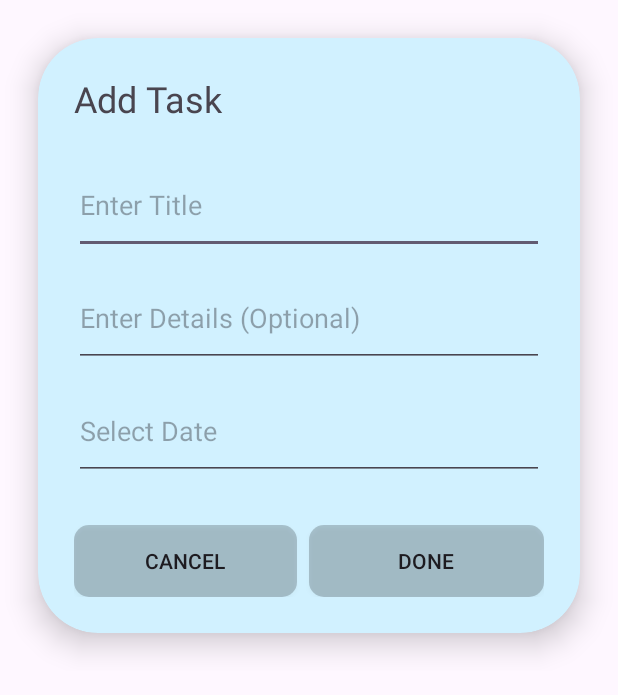
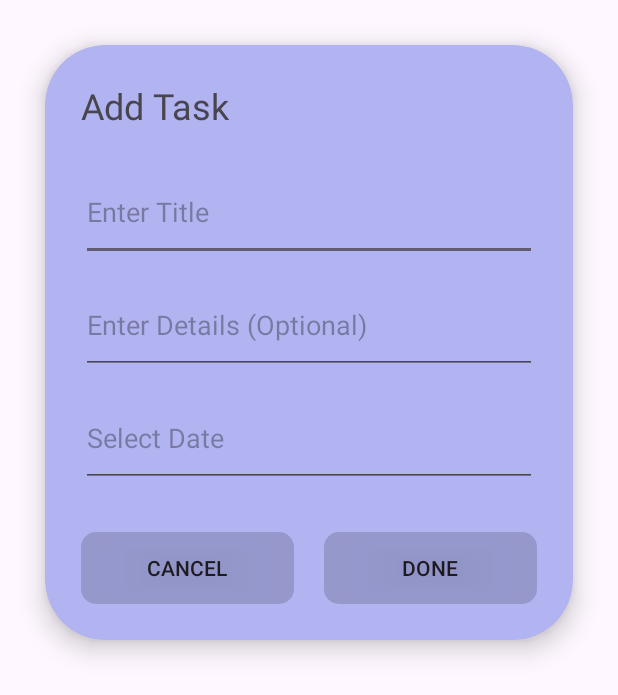
Before and after one commit to RajanishCoding/CODSOFT, an Android app: the layout task_dialog.xml on its own in the app's theme, with its tools: preview values and no code run, on a phone screen of 412 x 824 dp. Shown: the top 695 px of the screen. Run offline under Robolectric (Android 15) with nearby library versions, the phone set to English and light mode, and no system bars.

Commit message:
New Commit

```diff
--- a/Task1_TODOList/app/src/main/res/layout/item_layout.xml
+++ b/Task1_TODOList/app/src/main/res/layout/item_layout.xml
@@ -5,6 +5,8 @@
     android:layout_height="wrap_content"
     android:gravity="center_vertical"
     android:layout_marginVertical="5dp"
+    android:clickable="true"
+    android:focusable="true"
     android:background="@drawable/selector_list_view">
 
     <LinearLayout
@@ -82,6 +84,7 @@
         android:id="@+id/starB"
         android:layout_width="50dp"
         android:layout_height="50dp"
+        android:contentDescription="Mark as important"
         android:src="@drawable/round_star_outline"
         android:background="@android:color/transparent"
         android:layout_weight="0"/>
--- a/Task1_TODOList/app/src/main/res/layout/task_dialog.xml
+++ b/Task1_TODOList/app/src/main/res/layout/task_dialog.xml
@@ -10,11 +10,11 @@
     <androidx.cardview.widget.CardView
         android:layout_width="match_parent"
         android:layout_height="wrap_content"
-        android:layout_marginHorizontal="25dp"
-        android:layout_marginVertical="25dp"
+        android:layout_marginHorizontal="30dp"
+        android:layout_marginVertical="30dp"
         app:cardBackgroundColor="@color/bottomBarLight"
         app:cardCornerRadius="40dp"
-        app:cardElevation="12dp">
+        app:cardElevation="10dp">
 
     <LinearLayout
         android:layout_width="match_parent"
@@ -78,7 +78,7 @@
                 android:layout_height="wrap_content"
                 android:background="@drawable/shape_dialog_button"
                 android:text="Cancel"
-                android:layout_marginEnd="8dp"
+                android:layout_marginEnd="10dp"
                 android:layout_weight="1"/>
 
             <androidx.appcompat.widget.AppCompatButton
@@ -86,6 +86,7 @@
                 android:layout_width="match_parent"
                 android:layout_height="wrap_content"
                 android:background="@drawable/shape_dialog_button"
+                android:layout_marginStart="10dp"
                 android:text="Done"
                 android:layout_weight="1"/>
         </LinearLayout>
--- a/Task1_TODOList/app/src/main/res/values/colors.xml
+++ b/Task1_TODOList/app/src/main/res/values/colors.xml
@@ -15,18 +15,18 @@
     <color name="textRev">@color/white</color>
 
 
-    <color name="overlayButtonLight">#33000000</color>
+    <color name="overlayButtonLight">#26000000</color>
     <color name="overlayButtonDark">#33FFFFFF</color>
 
     <color name="sidebarLight">#80373737</color>
     <color name="sidebarDark">#E6101010</color>
-    <color name="bottomBarLight">#D1F1FF</color>
+    <color name="bottomBarLight">#B1B4F1</color>
     <color name="bottomBarDark">#181620</color>
     <color name="bottomBar">#C9D1E8</color>
     <color name="bottomBarButtonTint">#000000</color>
 
     <!--  Dark theme  -->
-    <color name="overlayItemDetailsLight">#CACACA</color>
+    <color name="overlayItemDetailsLight">#C5C8DF</color>
     <!--  Light theme  -->
     <color name="overlayItemDetailsDark">#332E3C</color>
 
```
Also changed, not shown: Task1_TODOList/app/src/main/java/com/example/todolist/MainActivity.java (+17 -6 lines), Task1_TODOList/app/src/main/java/com/example/todolist/Task.java (+8 -1 lines), Task1_TODOList/app/src/main/java/com/example/todolist/TaskAdapter.java (+9 -1 lines), Task1_TODOList/app/src/main/java/com/example/todolist/TaskDialog.java (+22 -3 lines).
